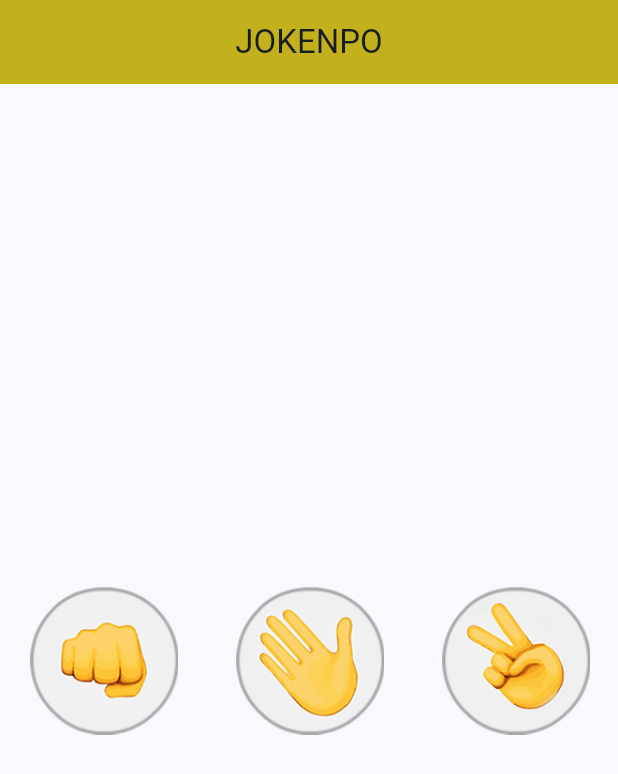
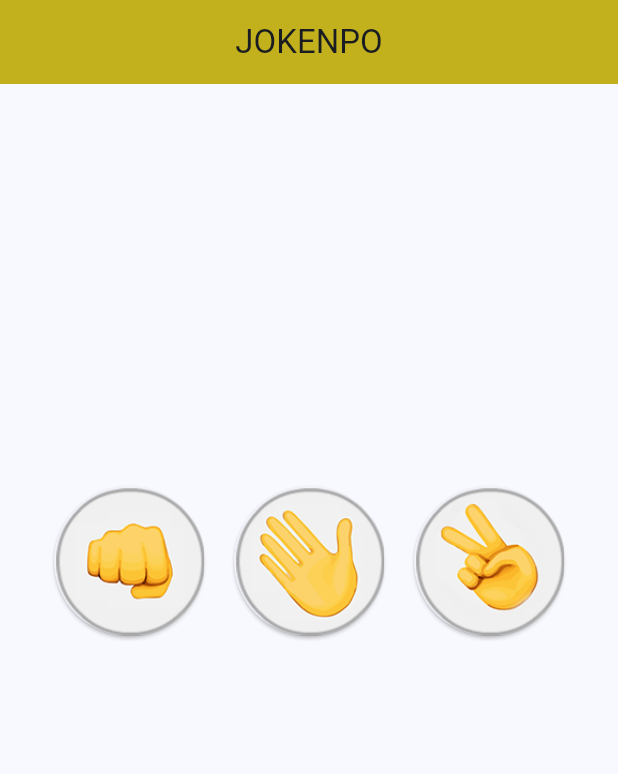
Before and after one commit to VitoriaPereiraKlapowsko/jokenpo-flutter, a Flutter app: the screen it shows after launch, on a phone screen of 412 x 824 dp. Shown: the top 774 px of the screen. Run offline on Flutter 3.47's test engine with Material 3 defaults, Android fonts, the phone set to English and light mode, and no system bars.

```diff
--- a/lib/home.dart
+++ b/lib/home.dart
@@ -1,10 +1,17 @@
-// ignore_for_file: prefer_const_constructors
+import 'dart:math';
+import 'package:flutter/material.dart';
 
-import 'package:flutter/material.dart';
-import 'package:flutter/cupertino.dart';
+void main() {
+  runApp(
+    MaterialApp(
+      debugShowCheckedModeBanner: false,
+      home: MyHomePage(title: 'JOKENPO'),
+    ),
+  );
+}
 
 class MyHomePage extends StatefulWidget {
-  const MyHomePage({super.key, required this.title});
+  const MyHomePage({Key? key, required this.title}) : super(key: key);
 
   final String title;
 
@@ -13,6 +20,53 @@ class MyHomePage extends StatefulWidget {
 }
 
 class _MyHomePageState extends State<MyHomePage> {
+  String resultado = '';
+  String opcaoUsuario = '';
+  String opcaoComputador = '';
+
+  void jogandoPartida(int jogadaUsuario) {
+    final int jogadaComputador = _escolhaComputador();
+    final resultadoFinal = _resultadoFinal(jogadaUsuario, jogadaComputador);
+
+    final jogadaUsuarioTexto = _chancesJogada(jogadaUsuario);
+    final jogadaComputadorTexto = _chancesJogada(jogadaComputador);
+
+    setState(() {
+      resultado = resultadoFinal;
+      opcaoUsuario = 'Você escolheu $jogadaUsuarioTexto';
+      opcaoComputador = 'Computador escolheu $jogadaComputadorTexto';
+    });
+  }
+
+  int _escolhaComputador() {
+    return Random().nextInt(3);
+  }
+
+  String _resultadoFinal(int jogadaUsuario, int jogadaComputador) {
+    if (jogadaUsuario == jogadaComputador) {
+      return 'Ops... Empate!';
+    } else if ((jogadaUsuario == 0 && jogadaComputador == 2) ||
+        (jogadaUsuario == 1 && jogadaComputador == 0) ||
+        (jogadaUsuario == 2 && jogadaComputador == 1)) {
+      return 'Parabéns! Você venceu :)';
+    } else {
+      return 'Computador venceu :(';
+    }
+  }
+
+  String _chancesJogada(int jogada) {
+    switch (jogada) {
+      case 0:
+        return ': Pedra';
+      case 1:
+        return ': Papel';
+      case 2:
+        return ': Tesoura';
+      default:
+        return '';
+    }
+  }
+
   @override
   Widget build(BuildContext context) {
     return Scaffold(
@@ -20,34 +74,67 @@ class _MyHomePageState extends State<MyHomePage> {
         backgroundColor: Color.fromARGB(255, 194, 177, 29),
         title: Text(
           'JOKENPO',
-          textAlign: TextAlign.center, // Alinha o texto no centro
+          textAlign: TextAlign.center,
         ),
-        centerTitle: true, // Centralizando o título na AppBar
+        centerTitle: true,
       ),
       body: Center(
-        child: Row(
+        child: Column(
           mainAxisAlignment: MainAxisAlignment.center,
           children: [
-            Expanded(
+            Row(
+              mainAxisAlignment: MainAxisAlignment.center,
+              children: [
+                ElevatedButton(
+                  onPressed: () => jogandoPartida(0),
+                  style: ElevatedButton.styleFrom(
+                    shape: CircleBorder(),
+                    padding: EdgeInsets.zero,
+                  ),
                   child: Image.asset(
                     'assets/images/pedra.png',
-                height: 100, //Definindo as alturas
-                fit: BoxFit.contain, // Ajustando a imagem dentro do contêiner
+                    height: 100,
                   ),
                 ),
-            Expanded(
+                SizedBox(width: 20),
+                ElevatedButton(
+                  onPressed: () => jogandoPartida(1),
+                  style: ElevatedButton.styleFrom(
+                    shape: CircleBorder(),
+                    padding: EdgeInsets.zero,
+                  ),
                   child: Image.asset(
                     'assets/images/papel.png',
                     height: 100,
-                fit: BoxFit.contain,
                   ),
                 ),
-            Expanded(
+                SizedBox(width: 20),
+                ElevatedButton(
+                  onPressed: () => jogandoPartida(2),
+                  style: ElevatedButton.styleFrom(
+                    shape: CircleBorder(),
+                    padding: EdgeInsets.zero,
+                  ),
                   child: Image.asset(
                     'assets/images/tesoura.png',
                     height: 100,
-                fit: BoxFit.contain,
                   ),
+                ),
+              ],
+            ),
+            SizedBox(height: 20),
+            Text(
+              opcaoUsuario,
+              style: TextStyle(fontSize: 20),
+            ),
+            Text(
+              opcaoComputador,
+              style: TextStyle(fontSize: 20),
+            ),
+            SizedBox(height: 20),
+            Text(
+              resultado,
+              style: TextStyle(fontSize: 24),
             ),
           ],
         ),
@@ -55,8 +142,3 @@ class _MyHomePageState extends State<MyHomePage> {
     );
   }
 }
-
-@override
-Widget build(BuildContext context) {
-  return Container();
-}
```
Lines whose indentation alone changed are shown as unchanged.
